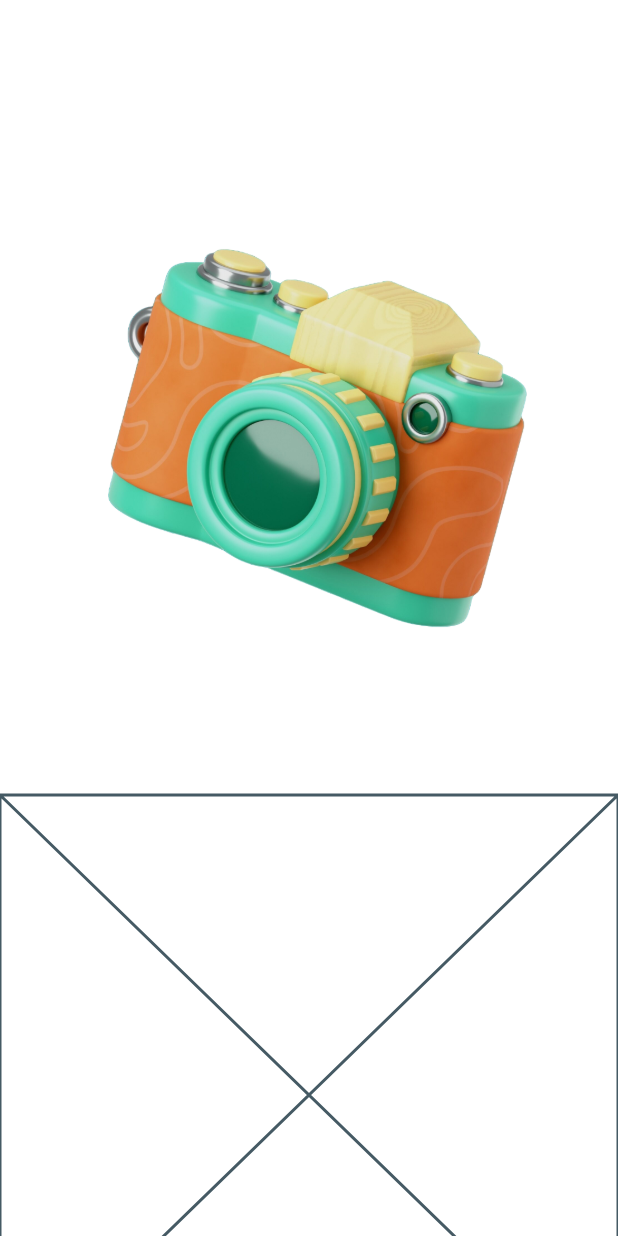
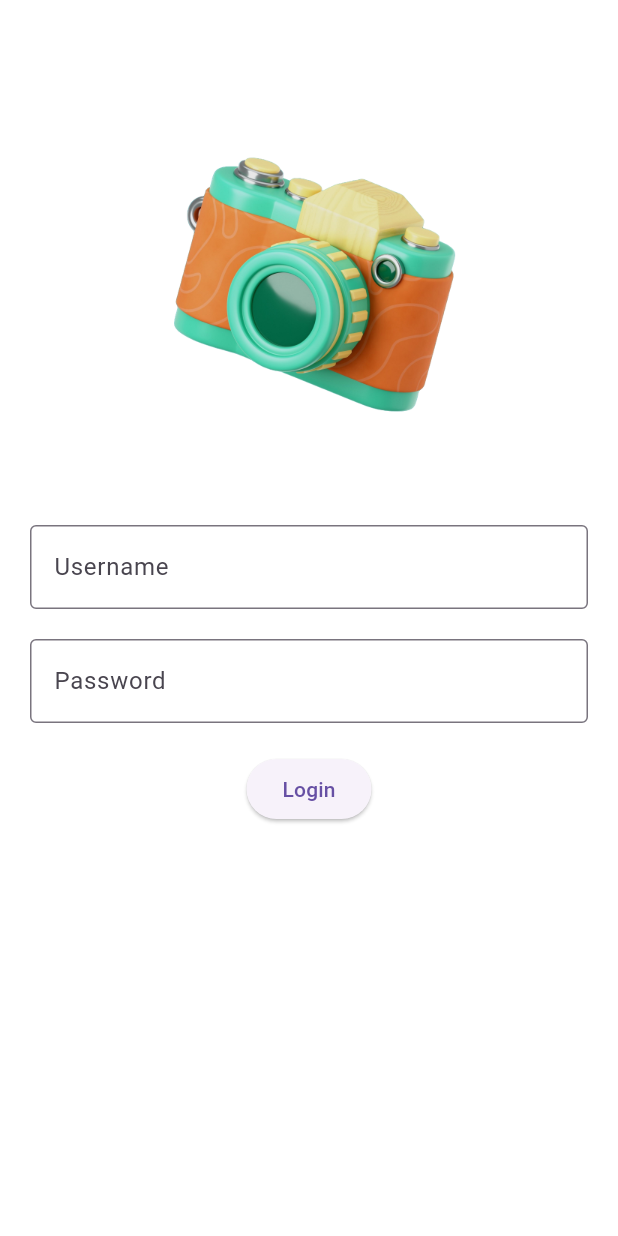
Before and after one commit to jharodiv/Lumen, a Flutter app: the screen it shows after launch, on a phone screen of 412 x 824 dp. Run offline on Flutter 3.47's test engine with Material 3 defaults, Android fonts, the phone set to English and light mode, and no system bars.

Commit message:
Frontend Update
Login UI based (temporary)

```diff
--- a/frontend/lib/maharani/screens/authScreens/loginScreen.dart
+++ /dev/null
@@ -1,30 +0,0 @@
-import 'package:flutter/material.dart';
-
-class Loginscreen extends StatelessWidget {
-  const Loginscreen({super.key});
-
-  @override
-  Widget build(BuildContext context) {
-    return Scaffold(
-      body: Container(
-        color: Colors.white,
-        child: Column(
-          mainAxisAlignment: MainAxisAlignment.start,
-          children: [
-            const SizedBox(height: 40),
-            Padding(
-              padding: const EdgeInsets.all(20.0),
-              child: Image.asset(
-                'assets/images/authentication/loginpage.png',
-                width: 450,
-                height: 450,
-                fit: BoxFit.contain,
-              ),
-            ),
-            const Placeholder(),
-          ],
-        ),
-      ),
-    );
-  }
-}
--- /dev/null
+++ b/frontend/lib/maharani/screens/authScreens/login_screen.dart
@@ -0,0 +1,25 @@
+import 'package:flutter/material.dart';
+import 'package:frontend/maharani/widgets/authentication/login_form.dart';
+import 'package:frontend/maharani/widgets/authentication/login_image.dart';
+
+
+class Loginscreen extends StatelessWidget {
+  const Loginscreen({super.key});
+
+  @override
+  Widget build(BuildContext context) {
+    return Scaffold(
+      body: Container(
+        color: Colors.white,
+        child: Column(
+          mainAxisAlignment: MainAxisAlignment.start, // Aligns children at the top
+          children: [
+            const SizedBox(height: 40),
+            const Loginimage(),
+            const LoginForm(),
+          ],
+        ),
+      ),
+    );
+  }
+}
--- /dev/null
+++ b/frontend/lib/maharani/widgets/authentication/login_form.dart
@@ -0,0 +1,36 @@
+import 'package:flutter/material.dart';
+
+class LoginForm extends StatelessWidget {
+  const LoginForm({super.key});
+
+  @override
+  Widget build(BuildContext context) {
+    return Padding(
+      padding: const EdgeInsets.all(20.0),
+      child: Column(
+        children: [
+          TextField(
+            decoration: InputDecoration(
+              labelText: 'Username',
+              border: OutlineInputBorder(),
+            ),
+          ),
+          const SizedBox(height: 20),
+          TextField(
+            obscureText: true,
+            decoration: InputDecoration(
+              labelText: 'Password',
+              border: OutlineInputBorder(),
+            ),
+          ),
+          const SizedBox(height: 20),
+          ElevatedButton(
+            onPressed: () {
+            },
+            child: const Text('Login'),
+          ),
+        ],
+      ),
+    );
+  }
+}
--- /dev/null
+++ b/frontend/lib/maharani/widgets/authentication/login_image.dart
@@ -0,0 +1,17 @@
+import 'package:flutter/material.dart';
+
+class Loginimage extends StatelessWidget {
+  const Loginimage({super.key});
+
+  @override
+  Widget build(BuildContext context) {
+    return Padding(
+      padding: const EdgeInsets.all(20.0),
+      child: Image.asset( 'assets/images/authentication/loginpage.png',
+      width: 250,
+      height: 250,
+      fit: BoxFit.contain,
+      ),
+    );
+  }
+}
--- a/frontend/lib/main.dart
+++ b/frontend/lib/main.dart
@@ -1,5 +1,5 @@
 import 'package:flutter/material.dart';
-import 'package:frontend/maharani/screens/authScreens/loginScreen.dart';
+import 'package:frontend/maharani/screens/authScreens/login_screen.dart';
 
 void main() {
   runApp(MaterialApp(
```
Also changed, not shown: 4 other files.
